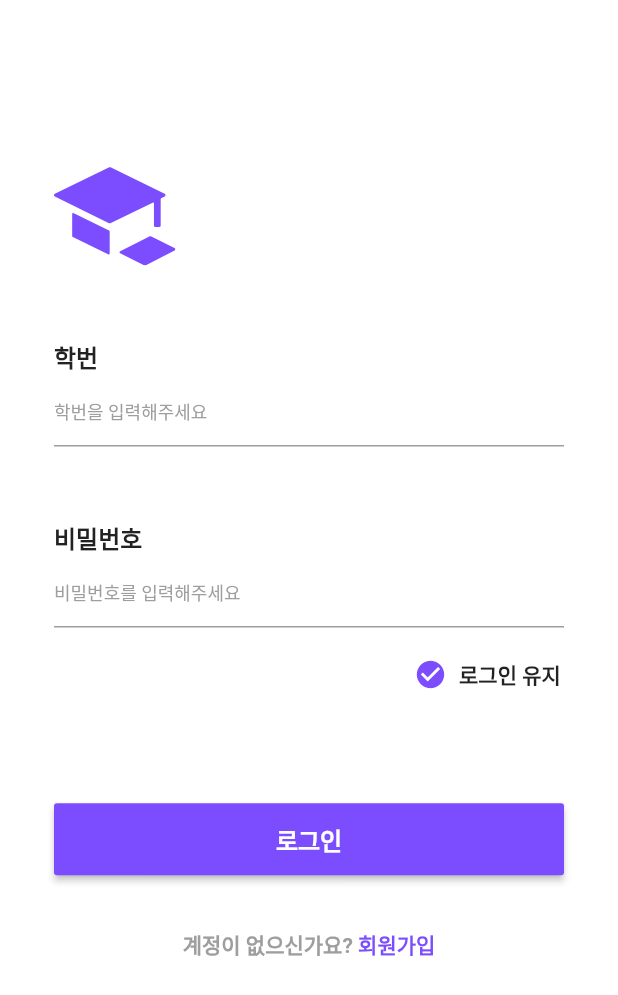
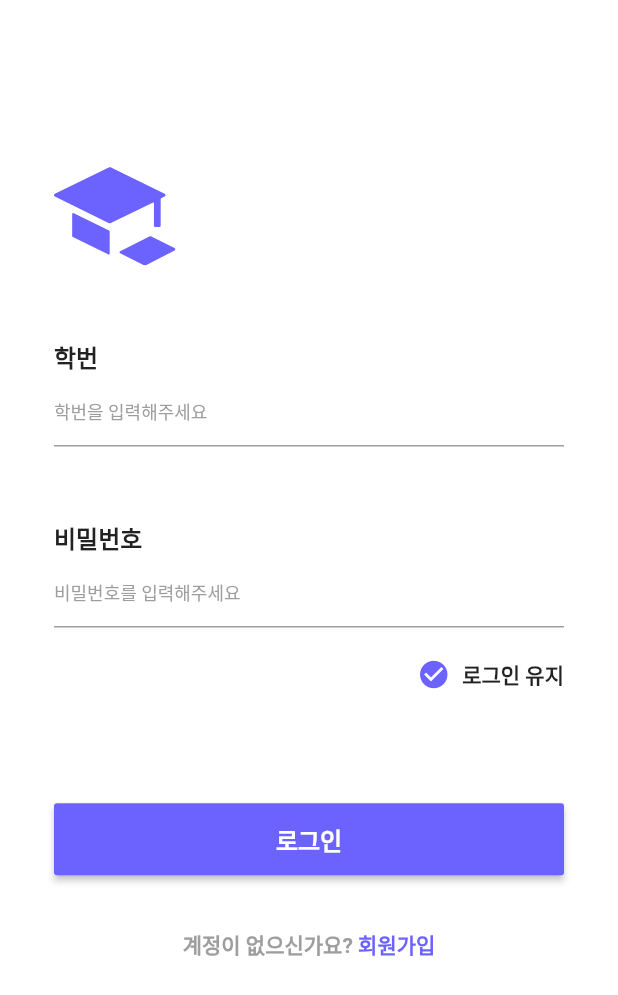
Before and after one commit to Sejong-Gateway/Gateway-flutter-app, a Flutter app: the screen it shows after launch, after a tap on the "check circle" icon, on a phone screen of 412 x 824 dp. Shown: the top 995 px of the screen. Run offline on Flutter 3.47's test engine with Material 2 defaults, Android fonts, the phone set to English and light mode, and no system bars; our stand-ins replace flutter_svg; Roboto replaces fonts that are missing (Nato).

Commit message:
loginpage 수정사항 반영, 폰트 적용, gatewaycolor 적용

```diff
--- a/lib/pages/login_page.dart
+++ b/lib/pages/login_page.dart
@@ -2,23 +2,8 @@ import 'package:flutter/cupertino.dart';
 import 'package:flutter/material.dart';
 import 'package:flutter_svg/flutter_svg.dart';
 
-//purple custom 실행 오류
-extension HexColor on Color {
-  /// String is in the format "aabbcc" or "ffaabbcc" with an optional leading "#".
-  static Color fromHex(String hexString) {
-    final buffer = StringBuffer();
-    if (hexString.length == 6 || hexString.length == 7) buffer.write('ff');
-    buffer.write(hexString.replaceFirst('#', ''));
-    return Color(int.parse(buffer.toString(), radix: 16));
-  }
-
-  /// Prefixes a hash sign if [leadingHashSign] is set to `true` (default is `true`).
-  String toHex({bool leadingHashSign = true}) => '${leadingHashSign ? '#' : ''}'
-      '${alpha.toRadixString(16).padLeft(2, '0')}'
-      '${red.toRadixString(16).padLeft(2, '0')}'
-      '${green.toRadixString(16).padLeft(2, '0')}'
-      '${blue.toRadixString(16).padLeft(2, '0')}';
-}
+//Gateway 색 적용
+const GateWaycolor = Color(0xff6c63ff);
 
 //LoginPage를 위한 statelesswidget
 class LoginPage extends StatelessWidget {
@@ -35,55 +20,9 @@ class LoginPage extends StatelessWidget {
   }
 }
 
-//로그인 유지 항목을 위한 StayedLogin
-class StayedLogin extends StatefulWidget {
-  @override
-  _StayedLogin createState() => new _StayedLogin();
-}
-
-class _StayedLogin extends State<StayedLogin> {
-  bool checkboxValue = false;
-
-  @override
-  Widget build(BuildContext context) {
-    return Container(
-        padding: EdgeInsets.fromLTRB(240, 0, 0, 0),
-        child: Row(
-          children: [
-            GestureDetector(
-              onTap: () {
-                setState(() {
-                  checkboxValue = !checkboxValue;
-                });
-              },
-              child: checkboxValue
-                  ? Icon(
-                Icons.check_circle,
-                color: Colors.deepPurpleAccent,
-                size: 22,
-              )
-                  : Icon(
-                Icons.check_circle,
-                color: Colors.grey,
-                size: 22,
-              ),
-            ),
-            SizedBox(width: 8),
-            Text("로그인 유지",
-                style: TextStyle(
-                  fontSize: 14,
-                  fontStyle: FontStyle.normal,
-                  fontWeight: FontWeight.bold,
-                )),
-          ],
-        ));
-  }
-}
-
 //Login page 확장
 extension on LoginPage {
-  Widget get _appBar =>
-      AppBar(
+  Widget get _appBar => AppBar(
         toolbarHeight: 44,
         backgroundColor: Colors.white,
         elevation: 0,
@@ -92,26 +31,27 @@ extension on LoginPage {
   Widget _body(BuildContext context) {
     return SafeArea(
       child: Container(
-        height: MediaQuery
-            .of(context)
-            .size
-            .height,
+        height: MediaQuery.of(context).size.height,
         padding: EdgeInsets.symmetric(horizontal: 36),
         child: Column(
           crossAxisAlignment: CrossAxisAlignment.start,
           children: [
             SizedBox(height: 67),
-            SvgPicture.asset('asset/Group155.svg', color: Colors.deepPurpleAccent),
+            Container(
+                width: 81,
+                height: 66,
+                child: SvgPicture.asset('asset/Group155.svg',
+                    color: GateWaycolor)),
             Expanded(
               flex: 45,
               child: Container(),
             ),
-            this._textField("학번", "학번을 입력해주세요"),
+            this._textField("학번", "학번을 입력해주세요", false),
             Expanded(
               flex: 45,
               child: Container(),
             ),
-            this._passwordtextField("비밀번호", "비밀번호를 입력해주세요"),
+            this._textField("비밀번호", "비밀번호를 입력해주세요", true),
             Expanded(
               flex: 19,
               child: Container(),
@@ -133,7 +73,7 @@ extension on LoginPage {
                       fontSize: 16,
                       color: Colors.white),
                 ),
-                color: Colors.deepPurpleAccent,
+                color: GateWaycolor,
               ),
             ),
             Expanded(
@@ -150,33 +90,11 @@ extension on LoginPage {
       ),
     );
   }
+
   //입력 받을 때 사용 widget
-  Widget _textField(String labelText, String hintText) {
-    bool _obscureText = true;
-    return Column(
-      crossAxisAlignment: CrossAxisAlignment.start,
-      children: [
-        Text(
-          labelText,
-          style: TextStyle(
-            fontSize: 16,
-            fontWeight: FontWeight.bold,
-          ),
-        ),
-        TextField(
-          decoration: InputDecoration(
-              hintText: hintText,
-              hintStyle: TextStyle(
-                  color: Colors.grey,
-                  fontSize: 12,
-                  fontWeight: FontWeight.w300)),
-        )
-      ],
-    );
-  }
+
   //비밀번호 입력 받을 때 위젯, obscureText사용
-  Widget _passwordtextField(String labelText, String hintText) {
-    bool _obscureText = true;
+  Widget _textField(String labelText, String hintText, bool activation) {
     return Column(
       crossAxisAlignment: CrossAxisAlignment.start,
       children: [
@@ -194,11 +112,12 @@ extension on LoginPage {
                 color: Colors.grey, fontSize: 12, fontWeight: FontWeight.w300),
             contentPadding: EdgeInsets.zero,
           ),
-          obscureText: _obscureText,
-        )
+          obscureText: activation,
+        ),
       ],
     );
   }
+
   //회원 가입 페이지 위한 버튼
   Widget _signup() {
     return Row(
@@ -216,10 +135,56 @@ extension on LoginPage {
               style: TextStyle(
                   fontSize: 14,
                   fontWeight: FontWeight.w700,
-                  color: Colors.deepPurpleAccent)),
+                  color: GateWaycolor)),
           onTap: () => {},
-        )
+        ),
       ],
     );
   }
 }
+
+//로그인 유지 항목을 위한 StayedLogin
+class StayedLogin extends StatefulWidget {
+  @override
+  _StayedLogin createState() => new _StayedLogin();
+}
+
+class _StayedLogin extends State<StayedLogin> {
+  bool checkboxValue = false;
+
+  @override
+  Widget build(BuildContext context) {
+    return Container(
+      child: Row(
+        mainAxisAlignment: MainAxisAlignment.end,
+        children: [
+          GestureDetector(
+            onTap: () {
+              setState(() {
+                checkboxValue = !checkboxValue;
+              });
+            },
+            child: checkboxValue
+                ? Icon(
+                    Icons.check_circle,
+                    color: GateWaycolor,
+                    size: 22,
+                  )
+                : Icon(
+                    Icons.check_circle,
+                    color: Colors.grey,
+                    size: 22,
+                  ),
+          ),
+          SizedBox(width: 8),
+          Text("로그인 유지",
+              style: TextStyle(
+                fontSize: 14,
+                fontStyle: FontStyle.normal,
+                fontWeight: FontWeight.bold,
+              )),
+        ],
+      ),
+    );
+  }
+}
```
Also changed, not shown: pubspec.yaml (+11 -5 lines), asset/fonts/NotoSansKR-Medium.ttf (added), asset/fonts/NotoSansKR-Regular.ttf (added), pubspec.lock.
